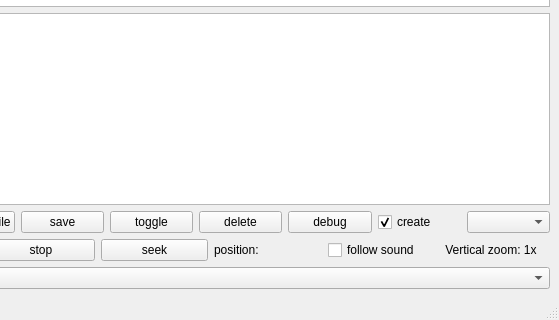
Before: the Qt Designer form AudioTagger/gui.ui in groakat/AudioTagger, drawn with Qt 5; both pictures show x 250 to 809 and y 285 to 605 of the 809 by 605 pixel window.
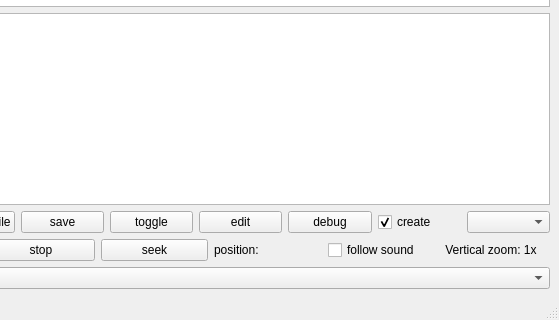
After: the same form once the commit is applied.

Commit message: using modifyable rect in edit mode for easier correction of labels

```diff
--- a/AudioTagger/gui.ui
+++ b/AudioTagger/gui.ui
@@ -84,7 +84,7 @@
         <item>
          <widget class="QPushButton" name="pb_delete">
           <property name="text">
-           <string>delete</string>
+           <string>edit</string>
           </property>
          </widget>
         </item>
```
Left out of the diff: 2 changed lines with no effect on the pictures. The commit also changes 3 other files.
